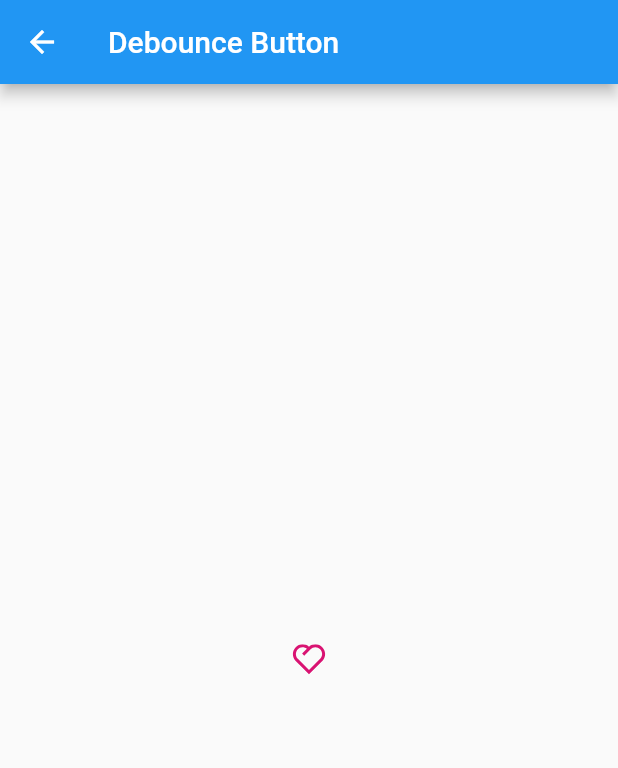
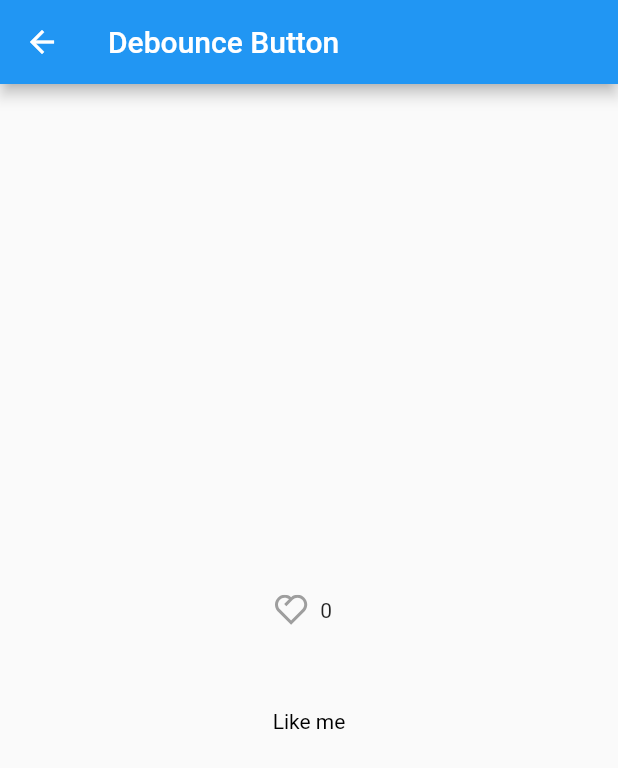
Before and after one commit to AndrewPiterov/speed_up_flutter, a Flutter app: the DebounceButtonPage screen opened directly, after a tap on an icon or button, on a phone screen of 412 x 824 dp. Shown: the top 768 px of the screen. Run offline on Flutter 3.47's test engine with Material 2 defaults, Android fonts, the phone set to English and light mode, and no system bars; our stand-ins replace equatable, flutter_svg, rxdart; missing offline and left inert: speed_up.

Commit message:
[Add] like button

```diff
--- a/example/lib/app.dart
+++ b/example/lib/app.dart
@@ -1,8 +1,5 @@
-import 'package:example/pages/debounce_button.dart';
-import 'package:example/pages/read_more_page.dart';
+import 'package:example/pages/debounce_button_page.dart';
 import 'package:flutter/material.dart';
-
-import 'pages/home_page.dart';
 
 class MyApp extends StatelessWidget {
   @override
@@ -13,7 +10,7 @@ class MyApp extends StatelessWidget {
         primarySwatch: Colors.blue,
       ),
       home:
-          const DebounceButtonPage(), // const MyHomePage(title: 'Flutter Demo Home Page'),
+          const DebounceButtonPage(), // ReadMore(),  const MyHomePage(title: 'Flutter Demo Home Page'),
     );
   }
 }
--- a/example/lib/pages/debounce_button.dart
+++ /dev/null
@@ -1,30 +0,0 @@
-import 'dart:async';
-import 'dart:developer';
-
-import 'package:example/gen/assets.gen.dart';
-import 'package:flutter/material.dart';
-import 'package:speed_up_flutter/speed_up_flutter.dart';
-
-///
-class DebounceButtonPage extends StatelessWidget {
-  ///
-  const DebounceButtonPage({Key? key}) : super(key: key);
-
-  @override
-  Widget build(BuildContext context) {
-    return Scaffold(
-      appBar: AppBar(
-        title: 'Debounce Button'.asText(),
-      ),
-      body: Center(
-        child: DebouncedButton(
-          onTap: () {
-            log('${DateTime.now()} Press like ...');
-          },
-          debounce: const Duration(seconds: 3),
-          child: Assets.icons.heart.svg(), // const Text('Like me'),
-        ),
-      ),
-    );
-  }
-}
--- /dev/null
+++ b/example/lib/pages/debounce_button_page.dart
@@ -0,0 +1,60 @@
+import 'dart:async';
+import 'dart:developer';
+
+import 'package:example/gen/assets.gen.dart';
+import 'package:flutter/material.dart';
+import 'package:speed_up_flutter/speed_up_flutter.dart';
+
+///
+class DebounceButtonPage extends StatelessWidget {
+  ///
+  const DebounceButtonPage({Key? key}) : super(key: key);
+
+  @override
+  Widget build(BuildContext context) {
+    return Scaffold(
+      appBar: AppBar(
+        title: 'Debounce Button'.asText(),
+      ),
+      body: Column(
+        mainAxisAlignment: MainAxisAlignment.center,
+        children: [
+          Center(
+            child: LikeToggleButton(
+              onTap: (like) async {
+                log('${DateTime.now()} start ${like ? '❤️' : '👎'}...');
+                await Future.delayed(const Duration(seconds: 3));
+                log('${DateTime.now()} end ${like ? '❤️' : '👎'}...');
+              },
+              onChange: (state) {
+                log('$state');
+              },
+              initialState: true,
+              initialCount: 1,
+              counterPosition: LikeCounterPosition.right,
+              likeBuilder: (isLiked) => Assets.icons.heart
+                  .svg(color: isLiked ? Colors.pink : Colors.grey),
+              counterBuilder: (count, isLiked) => Padding(
+                padding: const EdgeInsets.all(8),
+                child: Text(count.toString()),
+              ),
+            ),
+          ),
+          50.h,
+          Center(
+            child: DebouncedButton(
+              onTap: () {
+                log('${DateTime.now()} Press like ...');
+              },
+              debounce: const Duration(seconds: 3),
+              builder: (isEnabled) => Text(
+                'Like me',
+                style: TextStyle(color: isEnabled ? Colors.black : Colors.grey),
+              ),
+            ),
+          ),
+        ],
+      ),
+    );
+  }
+}
--- a/lib/src/buttons/buttons.dart
+++ b/lib/src/buttons/buttons.dart
@@ -1 +1,2 @@
 export 'debounced_button.dart';
+export 'like_toggle_button.dart';
--- a/lib/src/buttons/debounced_button.dart
+++ b/lib/src/buttons/debounced_button.dart
@@ -6,14 +6,14 @@ import 'package:flutter/material.dart';
 class DebouncedButton extends StatefulWidget {
   ///
   const DebouncedButton({
-    required this.child,
+    required this.builder,
     required this.onTap,
     this.debounce = const Duration(milliseconds: 200),
     Key? key,
   }) : super(key: key);
 
   ///
-  final Widget child;
+  final Widget Function(bool isEnabled) builder;
 
   ///
   final VoidCallback onTap;
@@ -40,8 +40,9 @@ class _DebouncedButtonState extends State<DebouncedButton> {
     return ValueListenableBuilder<bool>(
       valueListenable: _isEnabled,
       builder: (context, isEnabled, child) => GestureDetector(
+        behavior: HitTestBehavior.translucent,
         onTap: isEnabled ? _onButtonPressed : null,
-        child: widget.child,
+        child: widget.builder(isEnabled),
       ),
     );
   }
--- /dev/null
+++ b/lib/src/buttons/like_toggle_button.dart
@@ -0,0 +1,214 @@
+import 'dart:async';
+
+import 'package:equatable/equatable.dart';
+import 'package:flutter/material.dart';
+import 'package:rxdart/rxdart.dart';
+
+///
+enum LikeCounterPosition {
+  ///
+  top,
+
+  ///
+  right,
+
+  ///
+  bottom,
+
+  ///
+  left,
+}
+
+///
+class LikeToggleButtonState extends Equatable {
+  ///
+  const LikeToggleButtonState({
+    required this.action,
+    this.ignoreReason,
+  });
+
+  ///
+  bool get ignore => ignoreReason != null && ignoreReason != '';
+
+  ///
+  final String? ignoreReason;
+
+  ///
+  final bool action;
+
+  @override
+  List<Object?> get props => [ignore, action];
+
+  @override
+  String toString() => '-> $action ${ignore ? '$ignoreReason' : 'do'} ';
+}
+
+///
+class LikeToggleButton extends StatefulWidget {
+  ///
+  const LikeToggleButton({
+    required this.initialState,
+    required this.likeBuilder,
+    required this.onTap,
+    this.counterPosition = LikeCounterPosition.right,
+    this.initialCount,
+    this.onChange,
+    this.counterBuilder,
+    Key? key,
+  }) : super(key: key);
+
+  ///
+  final Function(LikeToggleButtonState state)? onChange;
+
+  ///
+  final bool initialState;
+
+  ///
+  final Widget Function(bool liked) likeBuilder;
+
+  ///
+  final Function(bool yes) onTap;
+
+  ///
+  final int? initialCount;
+
+  ///
+  final Widget Function(int count, bool isLiked)? counterBuilder;
+
+  ///
+  final LikeCounterPosition counterPosition;
+
+  @override
+  State<LikeToggleButton> createState() => _LikeToggleButtonState();
+}
+
+class _LikeToggleButtonState extends State<LikeToggleButton> {
+  late BehaviorSubject<bool> _lastActionSubject;
+  late BehaviorSubject<bool> _lastProcessedActionSubject;
+  late BehaviorSubject<bool> _isBusySubject;
+
+  @override
+  void initState() {
+    super.initState();
+    _lastActionSubject = BehaviorSubject();
+    _lastProcessedActionSubject = BehaviorSubject.seeded(widget.initialState);
+    _isBusySubject = BehaviorSubject.seeded(false);
+
+    CombineLatestStream.combine3<bool, bool, bool, LikeToggleButtonState>(
+        _lastProcessedActionSubject, _lastActionSubject, _isBusySubject,
+        (lastProcessed, lastAction, isBusy) {
+      final state = LikeToggleButtonState(
+        ignoreReason: isBusy
+            ? 'still busy'
+            : lastProcessed == lastAction
+                ? 'no changes'
+                : null,
+        action: lastAction,
+      );
+
+      widget.onChange?.call(state);
+      return state;
+    }).listen((state) async {
+      if (state.ignore) {
+        return;
+      }
+
+      _isBusySubject.add(true);
+      await widget.onTap(state.action);
+      _lastProcessedActionSubject.add(state.action);
+      _isBusySubject.add(false);
+    });
+  }
+
+  @override
+  Widget build(BuildContext context) {
+    if (widget.counterPosition == LikeCounterPosition.top ||
+        widget.counterPosition == LikeCounterPosition.bottom) {
+      return Column(
+        mainAxisSize: MainAxisSize.min,
+        children: widget.counterPosition == LikeCounterPosition.top
+            ? [
+                _counterView(),
+                _likeIcon(),
+              ]
+            : [
+                _likeIcon(),
+                _counterView(),
+              ],
+      );
+    }
+
+    return Row(
+      mainAxisSize: MainAxisSize.min,
+      children: widget.counterPosition == LikeCounterPosition.right
+          ? [
+              _likeIcon(),
+              _counterView(),
+            ]
+          : [
+              _counterView(),
+              _likeIcon(),
+            ],
+    );
+  }
+
+  Widget _counterView() {
+    if (widget.initialCount != null && widget.counterBuilder != null) {
+      return StreamBuilder<bool>(
+        stream: _lastActionSubject,
+        builder: (_, snap) {
+          if (!snap.hasData) {
+            return widget.counterBuilder!
+                .call(widget.initialCount!, widget.initialState);
+          }
+          var count = -9999;
+          final initCount = widget.initialCount!;
+          if (widget.initialState) {
+            if (!snap.data!) {
+              count = initCount - 1;
+            } else {
+              count = initCount;
+            }
+          } else {
+            if (!snap.data!) {
+              count = initCount;
+            } else {
+              count = initCount + 1;
+            }
+          }
+
+          return widget.counterBuilder!.call(count, snap.data!);
+        },
+      );
+    }
+
+    return const SizedBox.shrink();
+  }
+
+  GestureDetector _likeIcon() {
+    return GestureDetector(
+      onTap: _onButtonPressed,
+      child: StreamBuilder<bool>(
+        stream: _lastActionSubject,
+        builder: (_, snap) {
+          final liked = !snap.hasData ? widget.initialState : snap.data!;
+          return widget.likeBuilder(liked);
+        },
+      ),
+    );
+  }
+
+  Future _onButtonPressed() async {
+    final lastAction = _lastActionSubject.valueOrNull ?? widget.initialState;
+    final nextAction = !lastAction;
+    _lastActionSubject.add(nextAction);
+  }
+
+  @override
+  void dispose() {
+    _lastActionSubject.close();
+    _lastProcessedActionSubject.close();
+    _isBusySubject.close();
+    super.dispose();
+  }
+}
--- a/pubspec.yaml
+++ b/pubspec.yaml
@@ -1,6 +1,6 @@
 name: speed_up_flutter
 description: This package will speed up your developing.
-version: 0.8.0
+version: 0.8.1
 homepage: https://github.com/AndrewPiterov/speed_up_flutter
 
 environment:
@@ -11,6 +11,8 @@ dependencies:
   flutter:
     sdk: flutter
   speed_up: ^0.8.0+1
+  rxdart: ^0.27.4
+  equatable: ^2.0.3
 
 dev_dependencies:
   flutter_lints: ^1.0.4
```
Also changed, not shown: example/pubspec.lock, pubspec.lock, 1 other file.
